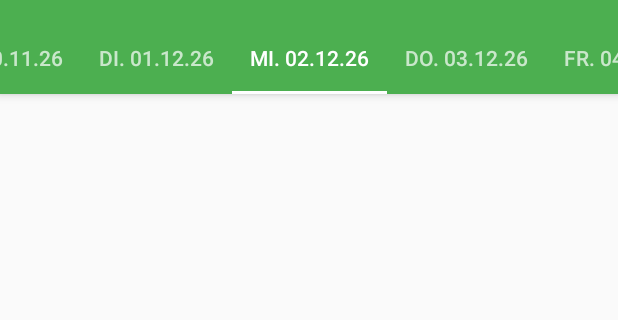
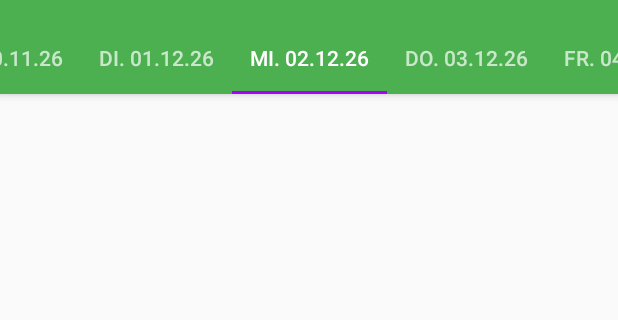
Before and after one commit to K0bin/GesaHu-Android, an Android app: the screen it shows after launch (MainActivity), on a phone screen of 412 x 824 dp, the part 62-382 px from its top. Run offline under Robolectric (Android 15) with nearby library versions, the phone set to English and light mode, and no system bars; libraries missing offline, so code that uses them is left out: net.danlew.android, org.acra, org.acra.annotation; pictures from the network do not load; 2 statements that could not run were skipped.

Commit message:
Unnötige Attribute entfernt

```diff
--- a/mobile/src/main/res/layout/activity_main.xml
+++ b/mobile/src/main/res/layout/activity_main.xml
@@ -19,7 +19,7 @@
             android:theme="@style/ThemeOverlay.AppCompat.Dark.ActionBar"
             app:popupTheme="?attr/toolbarPopupTheme"
             android:elevation="4dp"
-            android:titleTextAppearance="@color/white"
+            android:titleTextAppearance="@android:color/white"
             app:layout_scrollFlags="scroll"
             android:transitionName="toolbar"
         />
--- a/mobile/src/main/res/layout/activity_single_day.xml
+++ b/mobile/src/main/res/layout/activity_single_day.xml
@@ -19,7 +19,7 @@
             android:theme="@style/ThemeOverlay.AppCompat.Dark.ActionBar"
             app:popupTheme="?attr/toolbarPopupTheme"
             android:elevation="4dp"
-            android:titleTextAppearance="@color/white"
+            android:titleTextAppearance="@android:color/white"
             app:layout_scrollFlags="scroll|enterAlways"
             android:transitionName="toolbar"
             />
--- a/mobile/src/main/res/values/color.xml
+++ b/mobile/src/main/res/values/color.xml
@@ -5,7 +5,5 @@
 
     <color name="colorPrimary">#4CAF50</color>
     <color name="colorPrimaryDark">#388E3C</color>
-    <color name="colorAccentOld">#00C853</color>
     <color name="colorAccent">#AA00FF</color>
-    <color name="white">#ffffff</color>
 </resources>
--- a/mobile/src/main/res/values/styles.xml
+++ b/mobile/src/main/res/values/styles.xml
@@ -9,7 +9,8 @@
         <item name="circleHighlighted">?attr/colorAccent</item>
         <item name="circleTextColor">@android:color/white</item>
         <item name="circleHighlightedTextColor">@android:color/white</item>
-        <item name="tabIndicatorColor">@android:color/white</item>
+
+        <item name="tabIndicatorColor">?attr/colorAccent</item>
     </style>
 
     <style name="GesahuThemeDark" parent="Theme.AppCompat.NoActionBar">
```
